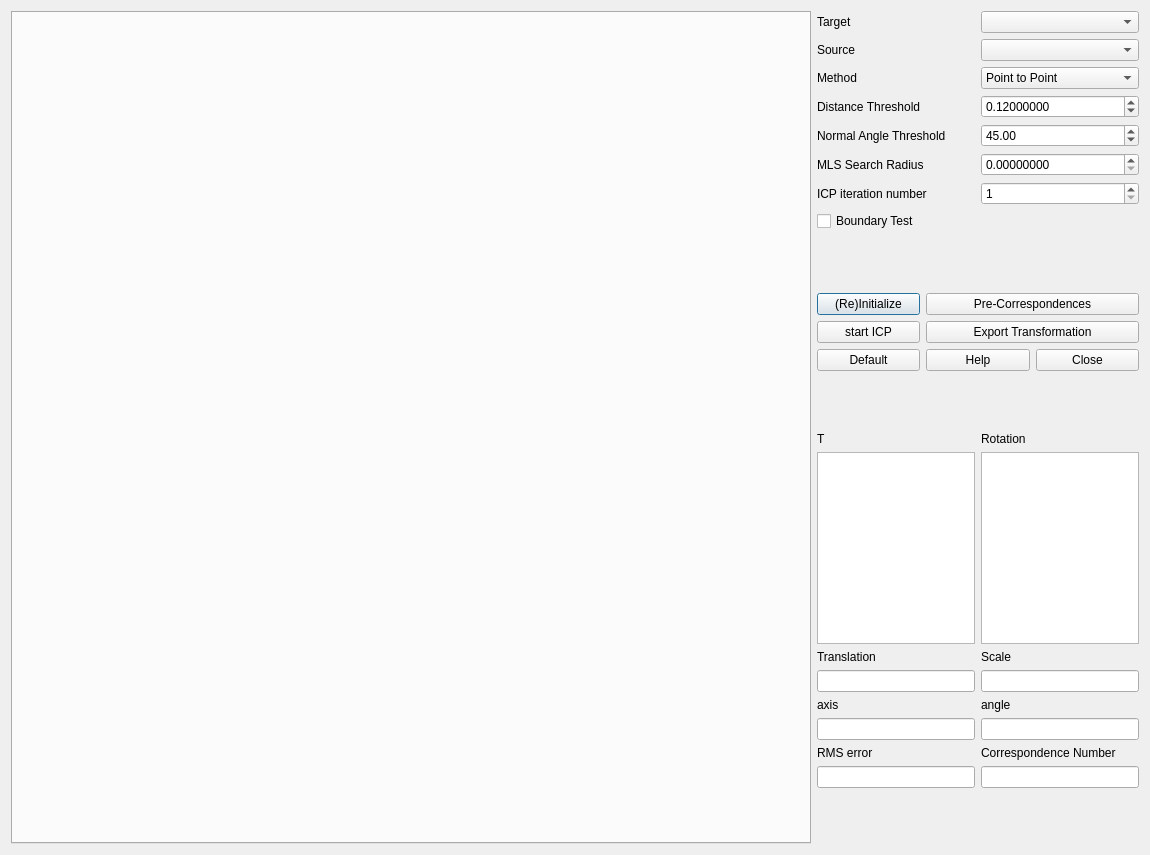
Qt form ui/PairwiseRegistrationDialog.ui (Tonsty/Registar) before a commit.
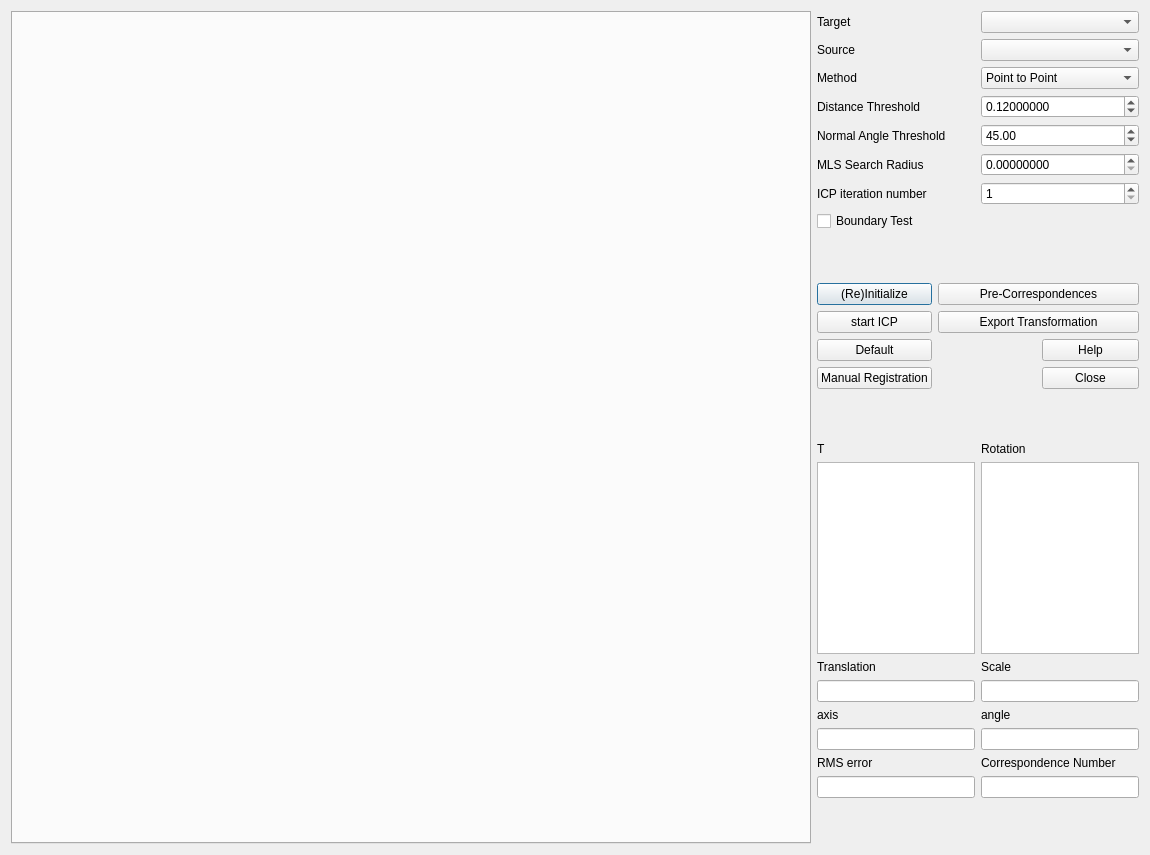
The same form after that commit. Icons and pictures are not drawn.

Commit message: add manual_registration to Registar, but not complete......

The edit to the form file:
```diff
--- a/ui/PairwiseRegistrationDialog.ui
+++ b/ui/PairwiseRegistrationDialog.ui
@@ -223,14 +223,21 @@
          </property>
         </widget>
        </item>
-       <item row="2" column="1">
+       <item row="3" column="0">
+        <widget class="QPushButton" name="manualPushButton">
+         <property name="text">
+          <string>Manual Registration</string>
+         </property>
+        </widget>
+       </item>
+       <item row="2" column="2">
         <widget class="QPushButton" name="helpPushButton">
          <property name="text">
           <string>Help</string>
          </property>
         </widget>
        </item>
-       <item row="2" column="2">
+       <item row="3" column="2">
         <widget class="QPushButton" name="closePushButton">
          <property name="text">
           <string>Close</string>
```
The commit also changes 28 other files.
